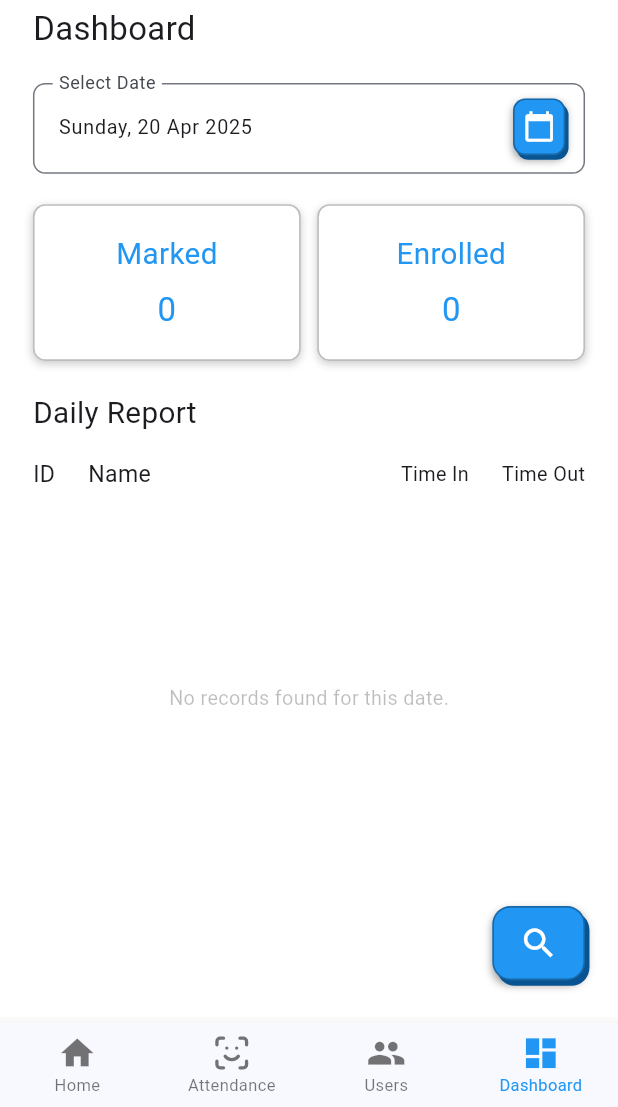
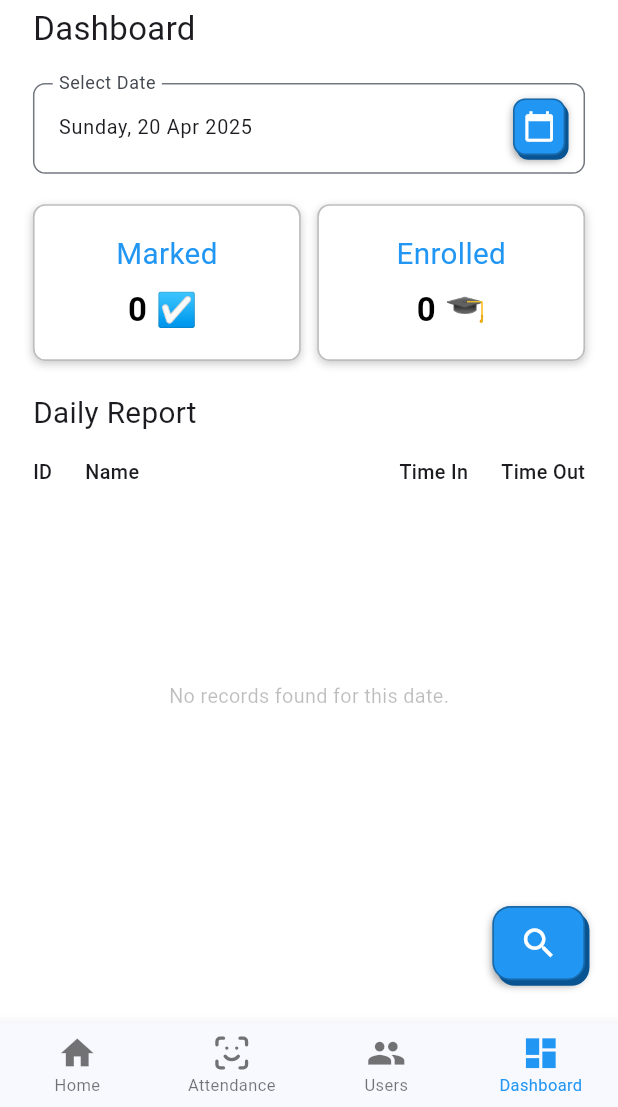
Before and after one commit to Hammadyousaf1/AttendEase, a Flutter app: the DashboardScreen screen opened directly, on a phone screen of 412 x 824 dp, the part 129-1236 px from its top. Run offline on Flutter 3.47's test engine with Material 3 defaults, Android fonts, the phone set to English and light mode, and no system bars; our stand-ins replace camera, carousel_slider, flutter_screenutil, google_fonts, google_nav_bar, image_picker and 2 more; missing offline and left inert: google_mlkit_face_detection; accounts and stored records are empty.

Commit message:
update by mhy

```diff
--- a/ae/lib/Dashboard.dart
+++ b/ae/lib/Dashboard.dart
@@ -205,10 +205,13 @@ class _DashboardScreenState extends State<DashboardScreen> {
             // Attendance Summary Cards
             Row(
               children: [
-                Expanded(child: _buildCard("Marked", markedCount.toString())),
+                Expanded(
+                    child:
+                        _buildCard("Marked", markedCount.toString() + " ☑️ ")),
                 SizedBox(width: 10.w),
                 Expanded(
-                    child: _buildCard("Enrolled", enrolledCount.toString())),
+                    child: _buildCard(
+                        "Enrolled", enrolledCount.toString() + " 🎓")),
               ],
             ),
             SizedBox(height: 20.h),
@@ -221,17 +224,25 @@ class _DashboardScreenState extends State<DashboardScreen> {
 
             Row(
               children: [
-                Text('ID', style: TextStyle(fontSize: 14.sp)),
+                Text('ID',
+                    style: TextStyle(
+                        fontSize: 12.sp, fontWeight: FontWeight.w500)),
                 SizedBox(width: 20.w),
-                Text('Name', style: TextStyle(fontSize: 14.sp)),
+                Text('Name',
+                    style: TextStyle(
+                        fontSize: 12.sp, fontWeight: FontWeight.w500)),
                 SizedBox(width: 40.w),
                 Expanded(
                     child: Row(
                   mainAxisAlignment: MainAxisAlignment.end,
                   children: [
-                    Text('Time In', style: TextStyle(fontSize: 12.sp)),
+                    Text('Time In',
+                        style: TextStyle(
+                            fontSize: 12.sp, fontWeight: FontWeight.w500)),
                     SizedBox(width: 20.w),
-                    Text('Time Out', style: TextStyle(fontSize: 12.sp)),
+                    Text('Time Out',
+                        style: TextStyle(
+                            fontSize: 12.sp, fontWeight: FontWeight.w500)),
                   ],
                 ))
               ],
@@ -295,7 +306,7 @@ class _DashboardScreenState extends State<DashboardScreen> {
                                               color: Colors.black
                                                   .withOpacity(0.7)),
                                         ),
-                                        SizedBox(width: 16.w),
+                                        SizedBox(width: 12.w),
                                         Text(
                                           student['time_out'] != null
                                               ? DateFormat.jm().format(
@@ -390,7 +401,7 @@ class _DashboardScreenState extends State<DashboardScreen> {
             }
           },
           type: BottomNavigationBarType.fixed,
-          items:  <BottomNavigationBarItem>[
+          items: <BottomNavigationBarItem>[
             BottomNavigationBarItem(
               icon: Icon(Icons.home, size: 24.w),
               label: 'Home',
@@ -437,7 +448,11 @@ class _DashboardScreenState extends State<DashboardScreen> {
         children: [
           Text(title, style: TextStyle(fontSize: 18.sp, color: Colors.blue)),
           SizedBox(height: 8.h),
-          Text(value, style: TextStyle(fontSize: 20.sp, color: Colors.blue)),
+          Text(value,
+              style: TextStyle(
+                  fontSize: 20.sp,
+                  color: Colors.black,
+                  fontWeight: FontWeight.bold)),
         ],
       ),
     );
--- a/ae/lib/User_Detail.dart
+++ b/ae/lib/User_Detail.dart
@@ -801,7 +801,7 @@ class _UserDetailScreenState extends State<UserDetailScreen> {
               workingHours < 20
                   ? 'assets/indicator3.png'
                   : (workingHours < 35
-                      ? 'assetsindicator2.png'
+                      ? 'assets/indicator2.png'
                       : 'assets/indicator1.png'),
               height: 64.h,
             ),
```
Also changed, not shown: ae/lib/Recognition_Screen.dart (+21 -10 lines), ae/lib/Regisration_Screen.dart (+29 -15 lines), ae/lib/User_Management.dart (+39 -11 lines), ae/assets/indicator1.png, ae/assets/indicator2.png.
